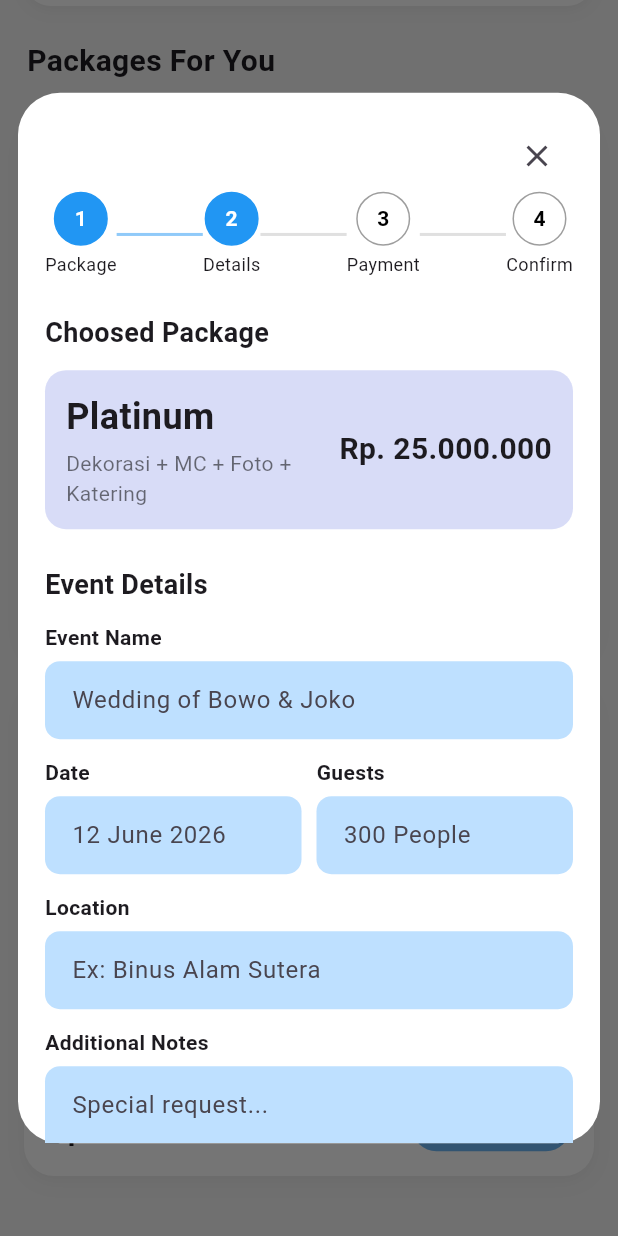
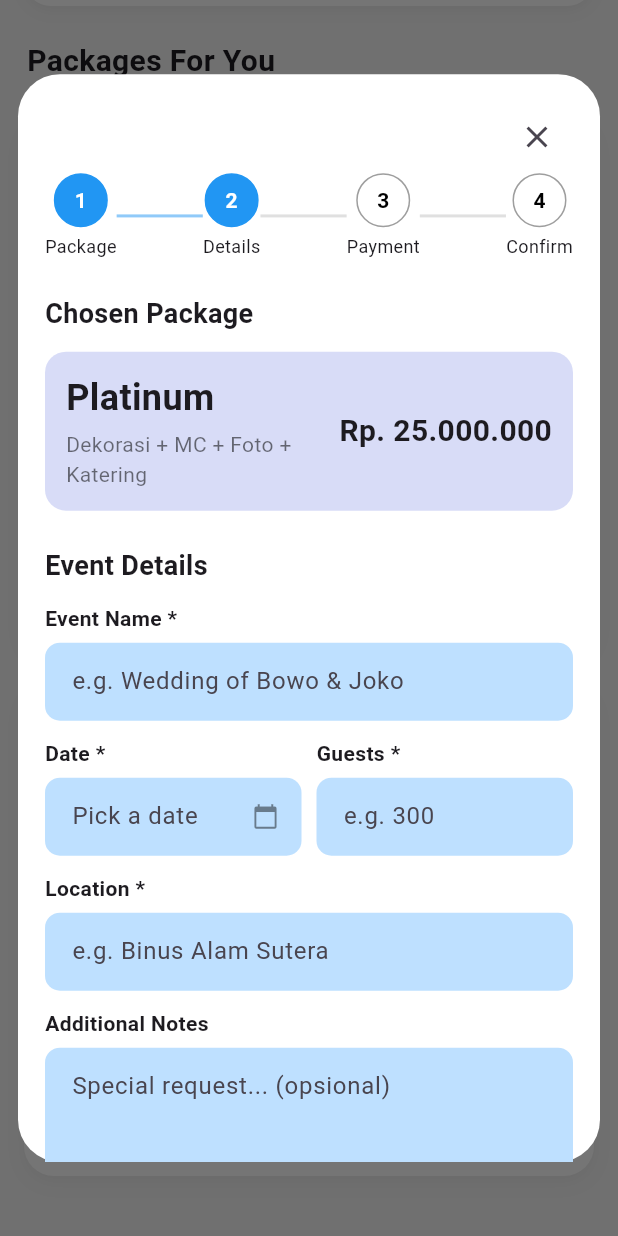
Before and after one commit to Nazlanyusuf/Final_Project_MHS_Group11, a Flutter app: the BookingDetailPage screen opened directly, scrolled down 460 dp, after a tap on "Choose", on a phone screen of 412 x 824 dp. Run offline on Flutter 3.47's test engine with Material 3 defaults, Android fonts, the phone set to English and light mode, and no system bars; our stand-ins replace shared_preferences; accounts and stored records are empty; network calls fail; Roboto replaces fonts that are missing (Poppins).

Commit message:
Update Booking, Booking Detail, Payment, Main Page, Navigation Bar

```diff
--- a/lib/booking.dart
+++ b/lib/booking.dart
@@ -90,7 +90,7 @@ class BookingDetailPage extends StatelessWidget {
                     children: [
 
                       const Text(
-                        "Elegant Wedding\nOrganizer",
+                        "Le Blanc Wedding\nOrganizer",
                         style: TextStyle(
                           color: Colors.white,
                           fontSize: 30,
@@ -144,7 +144,7 @@ class BookingDetailPage extends StatelessWidget {
                                 ),
                                 SizedBox(width: 4),
                                 Text(
-                                  "4.8",
+                                  "4.9",
                                   style: TextStyle(
                                     fontWeight: FontWeight.bold,
                                   ),
@@ -197,7 +197,7 @@ class BookingDetailPage extends StatelessWidget {
                           text: const TextSpan(
                             children: [
                               TextSpan(
-                                text: "4.8",
+                                text: "4.9",
                                 style: TextStyle(
                                   color: Colors.blue,
                                   fontWeight: FontWeight.bold,
@@ -220,7 +220,7 @@ class BookingDetailPage extends StatelessWidget {
                     const SizedBox(height: 6),
 
                     const Text(
-                      "Based on 120 reviews",
+                      "Based on 97 reviews",
                       style: TextStyle(
                         color: Colors.black54,
                       ),
--- a/lib/booking_detail.dart
+++ b/lib/booking_detail.dart
@@ -12,200 +12,223 @@ class BookingFormPage extends StatefulWidget {
   });
 
   @override
-  State<BookingFormPage> createState() =>
-      _BookingFormPageState();
+  State<BookingFormPage> createState() => _BookingFormPageState();
 }
 
-class _BookingFormPageState
-    extends State<BookingFormPage> {
-
-  final TextEditingController eventName =
-      TextEditingController();
-
-  final TextEditingController dateController =
-      TextEditingController();
-
-  final TextEditingController guestController =
-      TextEditingController();
-
-  final TextEditingController locationController =
-      TextEditingController();
-
-  final TextEditingController notesController =
-      TextEditingController();
+class _BookingFormPageState extends State<BookingFormPage> {
+  final TextEditingController eventName     = TextEditingController();
+  final TextEditingController dateController    = TextEditingController();
+  final TextEditingController guestController   = TextEditingController();
+  final TextEditingController locationController = TextEditingController();
+  final TextEditingController notesController   = TextEditingController();
 
   double _parsePrice(String priceStr) {
     final cleaned = priceStr.replaceAll(RegExp(r'[^0-9]'), '');
     return double.tryParse(cleaned) ?? 25000000;
   }
 
+  String get _dpFormatted {
+    final dp = _parsePrice(widget.price) * 0.3;
+    final formatted = dp.toStringAsFixed(0).replaceAllMapped(
+      RegExp(r'(\d{1,3})(?=(\d{3})+(?!\d))'),
+      (m) => '${m[1]}.',
+    );
+    return 'Rp $formatted';
+  }
+
+  Future<void> _selectDate() async {
+    final picked = await showDatePicker(
+      context: context,
+      initialDate: DateTime.now().add(const Duration(days: 30)),
+      firstDate: DateTime.now(),
+      lastDate: DateTime(2030),
+      builder: (context, child) => Theme(
+        data: Theme.of(context).copyWith(
+          colorScheme: const ColorScheme.light(
+            primary: Color(0xFF69B7F4),
+            onPrimary: Colors.white,
+          ),
+        ),
+        child: child!,
+      ),
+    );
+    if (picked != null) {
+      dateController.text =
+          '${picked.day} ${_monthName(picked.month)} ${picked.year}';
+    }
+  }
+
+  String _monthName(int m) {
+    const months = [
+      '', 'January', 'February', 'March', 'April', 'May', 'June',
+      'July', 'August', 'September', 'October', 'November', 'December'
+    ];
+    return months[m];
+  }
+
+  void _showRequiredAlert(String fieldName) {
+    showDialog(
+      context: context,
+      builder: (_) => AlertDialog(
+        shape: RoundedRectangleBorder(borderRadius: BorderRadius.circular(16)),
+        title: const Row(
+          children: [
+            Icon(Icons.warning_amber_rounded, color: Colors.orange, size: 24),
+            SizedBox(width: 8),
+            Text('Field Wajib Diisi', style: TextStyle(fontSize: 16)),
+          ],
+        ),
+        content: Text(
+          '$fieldName harus diisi sebelum melanjutkan.',
+          style: const TextStyle(fontSize: 14),
+        ),
+        actions: [
+          ElevatedButton(
+            onPressed: () => Navigator.pop(context),
+            style: ElevatedButton.styleFrom(
+              backgroundColor: const Color(0xFF69B7F4),
+              foregroundColor: Colors.white,
+              shape: RoundedRectangleBorder(
+                borderRadius: BorderRadius.circular(10),
+              ),
+              elevation: 0,
+            ),
+            child: const Text('OK'),
+          ),
+        ],
+      ),
+    );
+  }
+
+  void _submit() {
+    if (eventName.text.trim().isEmpty) {
+      _showRequiredAlert('Event Name');
+      return;
+    }
+    if (dateController.text.trim().isEmpty) {
+      _showRequiredAlert('Date');
+      return;
+    }
+    if (guestController.text.trim().isEmpty) {
+      _showRequiredAlert('Jumlah Tamu (Guests)');
+      return;
+    }
+    if (locationController.text.trim().isEmpty) {
+      _showRequiredAlert('Location');
+      return;
+    }
+
+    final guestCount = int.tryParse(
+          guestController.text.trim().replaceAll(RegExp(r'[^0-9]'), ''),
+        ) ??
+        1;
+
+    Navigator.pop(context);
+    Navigator.push(
+      context,
+      MaterialPageRoute(
+        builder: (_) => PaymentPage(
+          packageName: widget.packageName,
+          eventName: eventName.text.trim(),
+          eventDate: dateController.text.trim(),
+          guestCount: guestCount,
+          packagePrice: _parsePrice(widget.price),
+          dpAmount: _parsePrice(widget.price) * 0.3,
+        ),
+      ),
+    );
+  }
+
+  @override
+  void dispose() {
+    eventName.dispose();
+    dateController.dispose();
+    guestController.dispose();
+    locationController.dispose();
+    notesController.dispose();
+    super.dispose();
+  }
+
   @override
   Widget build(BuildContext context) {
     return Dialog(
       backgroundColor: Colors.transparent,
-      insetPadding:
-          const EdgeInsets.symmetric(
-        horizontal: 12,
-        vertical: 20,
-      ),
-
+      insetPadding: const EdgeInsets.symmetric(horizontal: 12, vertical: 20),
       child: Container(
         constraints: BoxConstraints(
-          maxHeight:
-              MediaQuery.of(context).size.height *
-                  0.85,
+          maxHeight: MediaQuery.of(context).size.height * 0.88,
         ),
-
         decoration: BoxDecoration(
           color: Colors.white,
-          borderRadius:
-              BorderRadius.circular(28),
+          borderRadius: BorderRadius.circular(28),
         ),
-
         child: SingleChildScrollView(
           padding: const EdgeInsets.all(18),
           child: Column(
-            crossAxisAlignment:
-                CrossAxisAlignment.start,
+            crossAxisAlignment: CrossAxisAlignment.start,
             children: [
 
-              /// CLOSE BUTTON
+              // Close button
               Align(
                 alignment: Alignment.topRight,
                 child: IconButton(
-                  onPressed: () {
-                    Navigator.pop(context);
-                  },
-                  icon: const Icon(
-                    Icons.close,
-                  ),
+                  onPressed: () => Navigator.pop(context),
+                  icon: const Icon(Icons.close),
                 ),
               ),
 
-              /// STEP INDICATOR
+              // Step indicator
               Row(
                 children: [
-
-                  _stepItem(
-                    number: "1",
-                    title: "Package",
-                    active: true,
-                  ),
-
-                  Expanded(
-                    child: Divider(
-                      color: Colors.blue.shade200,
-                      thickness: 2,
-                    ),
-                  ),
-
-                  _stepItem(
-                    number: "2",
-                    title: "Details",
-                    active: true,
-                  ),
-
-                  Expanded(
-                    child: Divider(
-                      color: Colors.grey.shade300,
-                      thickness: 2,
-                    ),
-                  ),
-
-                  _stepItem(
-                    number: "3",
-                    title: "Payment",
-                  ),
-
-                  Expanded(
-                    child: Divider(
-                      color: Colors.grey.shade300,
-                      thickness: 2,
-                    ),
-                  ),
-
-                  _stepItem(
-                    number: "4",
-                    title: "Confirm",
-                  ),
+                  _stepItem(number: "1", title: "Package", active: true),
+                  Expanded(child: Divider(color: Colors.blue.shade200, thickness: 2)),
+                  _stepItem(number: "2", title: "Details", active: true),
+                  Expanded(child: Divider(color: Colors.grey.shade300, thickness: 2)),
+                  _stepItem(number: "3", title: "Payment"),
+                  Expanded(child: Divider(color: Colors.grey.shade300, thickness: 2)),
+                  _stepItem(number: "4", title: "Confirm"),
                 ],
               ),
 
               const SizedBox(height: 24),
 
               const Text(
-                "Choosed Package",
-                style: TextStyle(
-                  fontSize: 18,
-                  fontWeight:
-                      FontWeight.bold,
-                ),
+                "Chosen Package",
+                style: TextStyle(fontSize: 18, fontWeight: FontWeight.bold),
               ),
 
               const SizedBox(height: 12),
 
               Container(
-                padding:
-                    const EdgeInsets.all(14),
-
+                padding: const EdgeInsets.all(14),
                 decoration: BoxDecoration(
-                  color:
-                      const Color(0xFFD8DCF7),
-                  borderRadius:
-                      BorderRadius.circular(
-                    14,
-                  ),
+                  color: const Color(0xFFD8DCF7),
+                  borderRadius: BorderRadius.circular(14),
                 ),
-
                 child: Row(
-                  mainAxisAlignment:
-                      MainAxisAlignment
-                          .spaceBetween,
-
+                  mainAxisAlignment: MainAxisAlignment.spaceBetween,
                   children: [
-
                     Expanded(
                       child: Column(
-                        crossAxisAlignment:
-                            CrossAxisAlignment
-                                .start,
-
+                        crossAxisAlignment: CrossAxisAlignment.start,
                         children: [
-
                           Text(
                             widget.packageName,
-                            style:
-                                const TextStyle(
-                              fontSize: 24,
-                              fontWeight:
-                                  FontWeight
-                                      .bold,
-                            ),
+                            style: const TextStyle(
+                                fontSize: 24, fontWeight: FontWeight.bold),
                           ),
-
-                          const SizedBox(
-                            height: 4,
-                          ),
-
+                          const SizedBox(height: 4),
                           const Text(
                             "Dekorasi + MC + Foto + Katering",
-                            style: TextStyle(
-                              color:
-                                  Colors.black54,
-                            ),
+                            style: TextStyle(color: Colors.black54),
                           ),
                         ],
                       ),
                     ),
-
                     Text(
                       widget.price,
-                      style:
-                          const TextStyle(
-                        fontSize: 20,
-                        fontWeight:
-                            FontWeight.bold,
-                      ),
+                      style: const TextStyle(
+                          fontSize: 20, fontWeight: FontWeight.bold),
                     ),
                   ],
                 ),
@@ -215,18 +238,14 @@ class _BookingFormPageState
 
               const Text(
                 "Event Details",
-                style: TextStyle(
-                  fontSize: 18,
-                  fontWeight:
-                      FontWeight.bold,
-                ),
+                style: TextStyle(fontSize: 18, fontWeight: FontWeight.bold),
               ),
 
               const SizedBox(height: 12),
 
               _inputField(
-                "Event Name",
-                "Wedding of Bowo & Joko",
+                "Event Name *",
+                "e.g. Wedding of Bowo & Joko",
                 eventName,
               ),
 
@@ -234,22 +253,16 @@ class _BookingFormPageState
 
               Row(
                 children: [
-
+                  Expanded(
+                    child: _dateField(),
+                  ),
+                  const SizedBox(width: 10),
                   Expanded(
                     child: _inputField(
-                      "Date",
-                      "12 June 2026",
-                      dateController,
-                    ),
-                  ),
-
-                  const SizedBox(width: 10),
-
-                  Expanded(
-                    child: _inputField(
-                      "Guests",
-                      "300 People",
+                      "Guests *",
+                      "e.g. 300",
                       guestController,
+                      keyboardType: TextInputType.number,
                     ),
                   ),
                 ],
@@ -258,8 +271,8 @@ class _BookingFormPageState
               const SizedBox(height: 12),
 
               _inputField(
-                "Location",
-                "Ex: Binus Alam Sutera",
+                "Location *",
+                "e.g. Binus Alam Sutera",
                 locationController,
               ),
 
@@ -267,52 +280,32 @@ class _BookingFormPageState
 
               _inputField(
                 "Additional Notes",
-                "Special request...",
+                "Special request... (opsional)",
                 notesController,
                 maxLines: 3,
               ),
 
               const SizedBox(height: 20),
 
+              // DP row
               Container(
-                padding:
-                    const EdgeInsets.symmetric(
-                  horizontal: 16,
-                  vertical: 14,
+                padding: const EdgeInsets.symmetric(horizontal: 16, vertical: 14),
+                decoration: BoxDecoration(
+                  color: const Color(0xFFD8DCF7),
+                  borderRadius: BorderRadius.circular(10),
                 ),
-
-                decoration: BoxDecoration(
-                  color:
-                      const Color(0xFFD8DCF7),
-
-                  borderRadius:
-                      BorderRadius.circular(
-                    10,
-                  ),
-                ),
-
                 child: Row(
-                  mainAxisAlignment:
-                      MainAxisAlignment
-                          .spaceBetween,
-
+                  mainAxisAlignment: MainAxisAlignment.spaceBetween,
                   children: [
-
                     const Text(
                       "DP (30%)",
+                      style: TextStyle(fontWeight: FontWeight.w600),
+                    ),
+                    Text(
+                      _dpFormatted,
                       style: TextStyle(
-                        fontWeight:
-                            FontWeight.w600,
-                      ),
-                    ),
-
-                    Text(
-                      "Rp 7.500.000",
-                      style: TextStyle(
-                        color:
-                            Colors.blue.shade700,
-                        fontWeight:
-                            FontWeight.bold,
+                        color: Colors.blue.shade700,
+                        fontWeight: FontWeight.bold,
                       ),
                     ),
                   ],
@@ -323,53 +316,22 @@ class _BookingFormPageState
 
               SizedBox(
                 width: double.infinity,
-
                 child: ElevatedButton(
-                  onPressed: () {
-                    Navigator.pop(context); // tutup dialog dulu
-                    Navigator.push(
-                      context,
-                      MaterialPageRoute(
-                        builder: (_) => PaymentPage(
-                          packageName: widget.packageName,
-                          eventName: eventName.text.isNotEmpty ? eventName.text : '...',
-                          eventDate: dateController.text.isNotEmpty ? dateController.text : '...',
-                          guestCount: int.tryParse('...') ?? 500,
-                          packagePrice: _parsePrice(widget.price), // parse "Rp. 25.000.000" → 25000000
-                          dpAmount: _parsePrice(widget.price) * 0.3,
-                        ),
-                      ),
-                    );
-                  },
-
-                  style:
-                      ElevatedButton.styleFrom(
-                    backgroundColor:
-                        const Color(
-                      0xFF69B7F4,
+                  onPressed: _submit,
+                  style: ElevatedButton.styleFrom(
+                    backgroundColor: const Color(0xFF69B7F4),
+                    padding: const EdgeInsets.symmetric(vertical: 16),
+                    shape: RoundedRectangleBorder(
+                      borderRadius: BorderRadius.circular(16),
                     ),
-
-                    padding:
-                        const EdgeInsets.symmetric(
-                      vertical: 16,
-                    ),
-
-                    shape:
-                        RoundedRectangleBorder(
-                      borderRadius:
-                          BorderRadius.circular(
-                        16,
-                      ),
-                    ),
+                    elevation: 0,
                   ),
-
                   child: const Text(
                     "Book",
                     style: TextStyle(
                       color: Colors.white,
                       fontSize: 18,
-                      fontWeight:
-                          FontWeight.bold,
+                      fontWeight: FontWeight.bold,
                     ),
                   ),
                 ),
@@ -381,6 +343,40 @@ class _BookingFormPageState
     );
   }
 
+  Widget _dateField() {
+    return Column(
+      crossAxisAlignment: CrossAxisAlignment.start,
+      children: [
+        const Text(
+          "Date *",
+          style: TextStyle(fontWeight: FontWeight.w600),
+        ),
+        const SizedBox(height: 6),
+        GestureDetector(
+          onTap: _selectDate,
+          child: AbsorbPointer(
+            child: TextField(
+              controller: dateController,
+              decoration: InputDecoration(
+                hintText: "Pick a date",
+                suffixIcon: const Icon(Icons.calendar_today, size: 18,
+                    color: Colors.black45),
+                filled: true,
+                fillColor: const Color(0xFFBEE0FF),
+                border: OutlineInputBorder(
+                  borderRadius: BorderRadius.circular(10),
+                  borderSide: BorderSide.none,
+                ),
+                contentPadding: const EdgeInsets.symmetric(
+                    horizontal: 14, vertical: 14),
+              ),
+            ),
+          ),
+        ),
+      ],
+    );
+  }
+
   Widget _stepItem({
     required String number,
     required String title,
@@ -388,47 +384,28 @@ class _BookingFormPageState
   }) {
     return Column(
       children: [
-
         Container(
           width: 36,
           height: 36,
-
           decoration: BoxDecoration(
             shape: BoxShape.circle,
-
-            color: active
-                ? Colors.blue
-                : Colors.white,
-
+            color: active ? Colors.blue : Colors.white,
             border: Border.all(
-              color: active
-                  ? Colors.blue
-                  : Colors.grey,
+              color: active ? Colors.blue : Colors.grey,
             ),
           ),
-
           child: Center(
             child: Text(
               number,
               style: TextStyle(
-                color: active
-                    ? Colors.white
-                    : Colors.black,
-                fontWeight:
-                    FontWeight.bold,
+                color: active ? Colors.white : Colors.black,
+                fontWeight: FontWeight.bold,
               ),
             ),
           ),
         ),
-
         const SizedBox(height: 4),
-
-        Text(
-          title,
-          style: const TextStyle(
-            fontSize: 12,
-          ),
-        ),
+        Text(title, style: const TextStyle(fontSize: 12)),
       ],
     );
   }
@@ -438,49 +415,27 @@ class _BookingFormPageState
     String hint,
     TextEditingController controller, {
     int maxLines = 1,
+    TextInputType keyboardType = TextInputType.text,
   }) {
     return Column(
-      crossAxisAlignment:
-          CrossAxisAlignment.start,
-
+      crossAxisAlignment: CrossAxisAlignment.start,
       children: [
-
-        Text(
-          title,
-          style: const TextStyle(
-            fontWeight:
-                FontWeight.w600,
-          ),
-        ),
-
+        Text(title, style: const TextStyle(fontWeight: FontWeight.w600)),
         const SizedBox(height: 6),
-
         TextField(
           controller: controller,
           maxLines: maxLines,
-
+          keyboardType: keyboardType,
           decoration: InputDecoration(
             hintText: hint,
-
             filled: true,
-
-            fillColor:
-                const Color(0xFFBEE0FF),
-
+            fillColor: const Color(0xFFBEE0FF),
             border: OutlineInputBorder(
-              borderRadius:
-                  BorderRadius.circular(
-                10,
-              ),
-              borderSide:
-                  BorderSide.none,
+              borderRadius: BorderRadius.circular(10),
+              borderSide: BorderSide.none,
             ),
-
             contentPadding:
-                const EdgeInsets.symmetric(
-              horizontal: 14,
-              vertical: 14,
-            ),
+                const EdgeInsets.symmetric(horizontal: 14, vertical: 14),
           ),
         ),
       ],
```
Also changed, not shown: lib/dashboard.dart (+81 -64 lines), lib/main_navigation.dart (+4 -7 lines).
